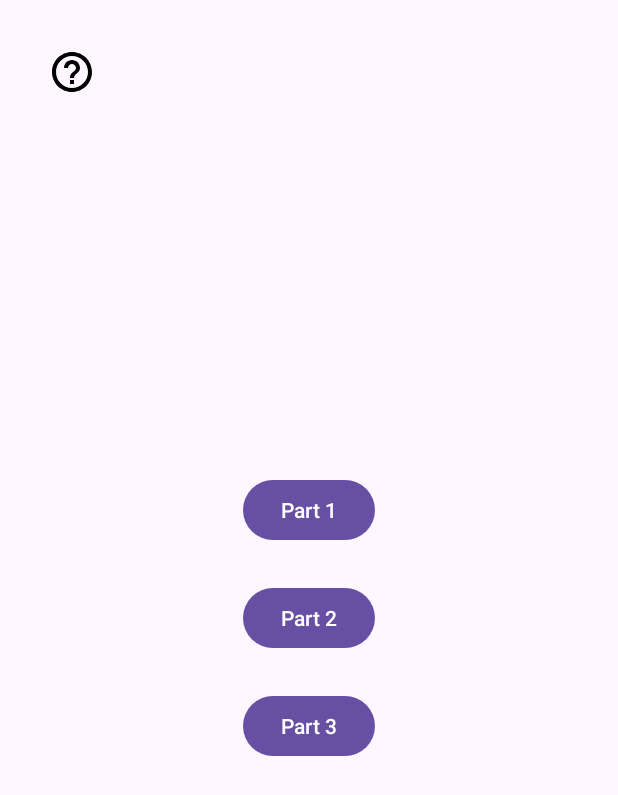
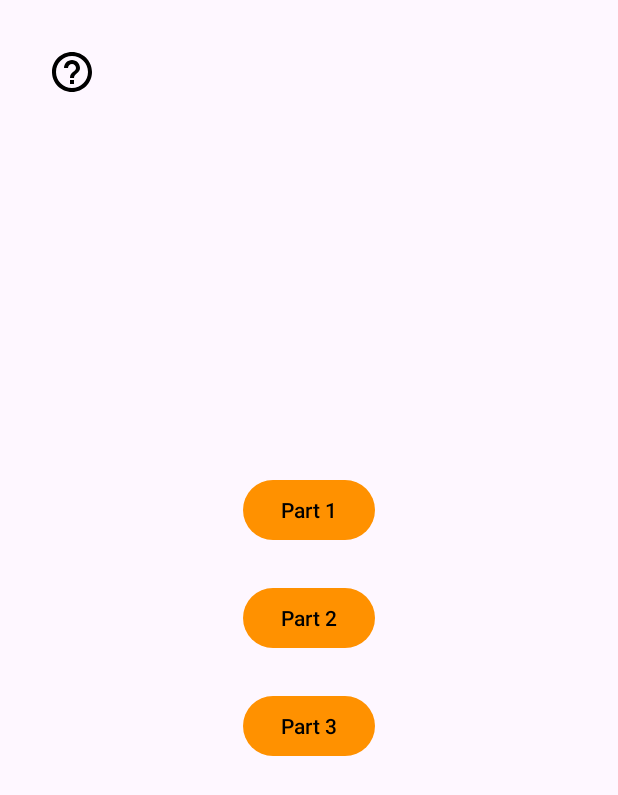
Before and after one commit to DrC0okie/HEIG_DAA_Labo2, an Android app: the screen it shows after launch (MainActivity), on a phone screen of 412 x 824 dp. Shown: the top 795 px of the screen. Run offline under Robolectric (Android 15) with nearby library versions, the phone set to English and light mode, and no system bars.

Commit message:
Changed the theme

```diff
--- a/labo2/app/src/main/res/values-night/themes.xml
+++ b/labo2/app/src/main/res/values-night/themes.xml
@@ -1,7 +1,9 @@
 <resources xmlns:tools="http://schemas.android.com/tools">
     <!-- Base application theme. -->
     <style name="Base.Theme.Labo2" parent="Theme.Material3.DayNight.NoActionBar">
-        <!-- Customize your dark theme here. -->
-        <!-- <item name="colorPrimary">@color/my_dark_primary</item> -->
+
+
+
     </style>
+
 </resources>
--- a/labo2/app/src/main/res/values/strings.xml
+++ b/labo2/app/src/main/res/values/strings.xml
@@ -7,7 +7,6 @@
     <string name="close">CLOSE</string>
     <string name="next">NEXT</string>
     <string name="fragment_number">Fragment number %1$d</string>
-    <string name="heig_daa_labo_2">HEIG DAA Labo 2</string>
     <string name="visit_our_github">Visit our GitHub</string>
     <string name="timoth_e_van_hove">Timothée Van Hove</string>
     <string name="felix_breval">Felix Breval</string>
--- a/labo2/app/src/main/res/values/themes.xml
+++ b/labo2/app/src/main/res/values/themes.xml
@@ -6,6 +6,10 @@
     </style>
 
     <style name="Theme.Labo2" parent="Base.Theme.Labo2">
-        <item name="colorPrimaryDark">@color/status_bar</item>
+        <item name="colorPrimary">@color/status_bar</item>
+        <item name="colorPrimaryVariant">@color/nav_header</item>
+        <item name="android:statusBarColor">?attr/colorPrimary</item>
+        <item name="colorOnPrimary">@color/black</item>
+
     </style>
 </resources>
```
Also changed, not shown: labo2/app/src/main/java/ch/heigvd/daa/labo2/part3/Part3MainActivity.kt (+11 -0 lines).
